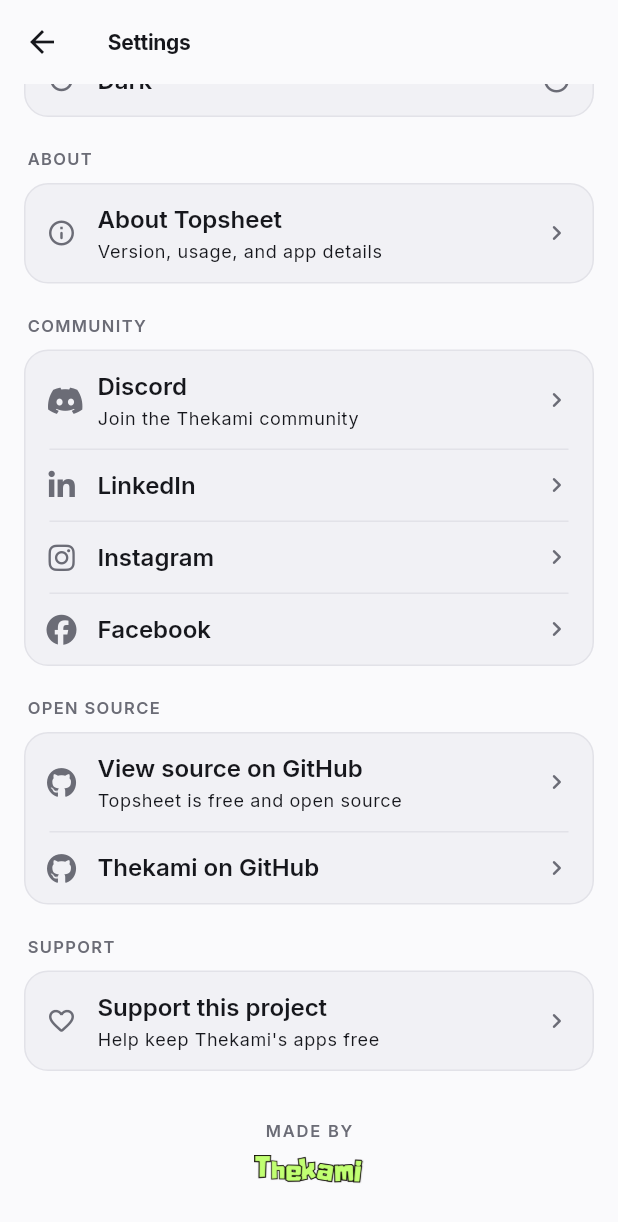
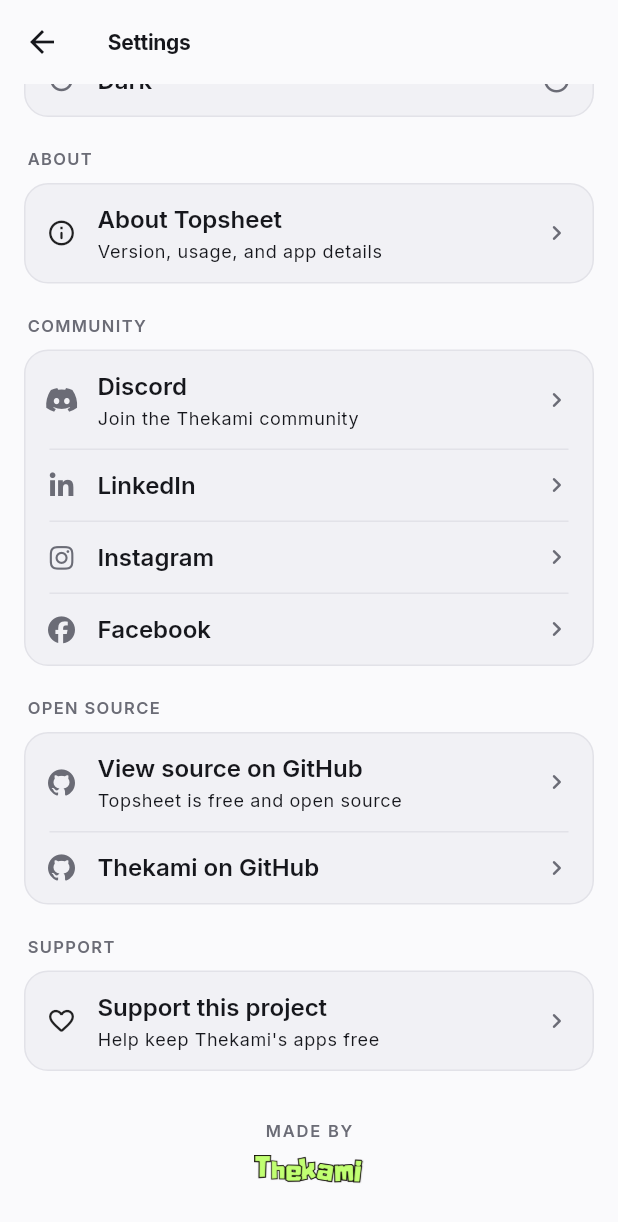
Before and after one commit to thekami-dev/topsheet, a Flutter app: the SettingsScreen screen opened directly, scrolled down 286 dp, on a phone screen of 412 x 824 dp. Shown: the top 1222 px of the screen. Run offline on Flutter 3.47's test engine with Material 3 defaults, Android fonts, the light colour scheme and no system bars; our stand-ins replace font_awesome_flutter, google_fonts, package_info_plus, pdf, printing, shared_preferences and 1 more; accounts and stored records are empty.

Commit message:
Fix font_awesome_flutter v11 breaking change; add theme switcher (system/light/dark); polish search bar

```diff
--- a/lib/screens/settings_screen.dart
+++ b/lib/screens/settings_screen.dart
@@ -11,14 +11,14 @@
  * design-system: design.md · designed-as-app
  */
 
-const _kGithubRepo = 'https://github.com/thekami-dev/topsheet';
-const _kGithubOrg = 'https://github.com/thekami-dev';
-const _kDiscord = 'https://www.thekami.tech/discord/';
-const _kLinkedIn = 'https://www.linkedin.com/company/thekamiofficial';
-const _kInstagram = 'https://www.instagram.com/thekami_official';
-const _kFacebook = 'https://www.facebook.com/thekamidev/';
-const _kSupport = 'https://www.supportkori.com/thekami';
-const _kThekamiSite = 'https://www.thekami.tech';
+const _kGithubRepo = 'https://github.com/thekami-dev/topsheet'\;
+const _kGithubOrg = 'https://github.com/thekami-dev'\;
+const _kDiscord = 'https://www.thekami.tech/discord/'\;
+const _kLinkedIn = 'https://www.linkedin.com/company/thekamiofficial'\;
+const _kInstagram = 'https://www.instagram.com/thekami_official'\;
+const _kFacebook = 'https://www.facebook.com/thekamidev/'\;
+const _kSupport = 'https://www.supportkori.com/thekami'\;
+const _kThekamiSite = 'https://www.thekami.tech'\;
 const _kThekamiLogo = 'assets/images/thekami_logo.png';
 
 class SettingsScreen extends StatefulWidget {
@@ -147,7 +147,7 @@
             title: 'General',
             children: [
               _SettingsTile(
-                icon: Icons.history_toggle_off_outlined,
+                icon: const Icon(Icons.history_toggle_off_outlined, size: 20),
                 title: 'Clear remembered values',
                 subtitle:
                     'Forgets saved teacher, student, and batch suggestions',
@@ -188,7 +188,7 @@
                         height: 1,
                         indent: 16,
                         endIndent: 16,
-                        color: Theme.of(context).colorScheme.outlineVariant,
+                        color: scheme.outlineVariant,
                       ),
                       _ThemeOptionTile(
                         label: 'Light',
@@ -200,7 +200,7 @@
                         height: 1,
                         indent: 16,
                         endIndent: 16,
-                        color: Theme.of(context).colorScheme.outlineVariant,
+                        color: scheme.outlineVariant,
                       ),
                       _ThemeOptionTile(
                         label: 'Dark',
@@ -219,7 +219,7 @@
             title: 'About',
             children: [
               _SettingsTile(
-                icon: Icons.info_outline_rounded,
+                icon: const Icon(Icons.info_outline_rounded, size: 20),
                 title: 'About Topsheet',
                 subtitle: 'Version, usage, and app details',
                 onTap: _showAbout,
@@ -231,23 +231,39 @@
             title: 'Community',
             children: [
               _SettingsTile(
-                icon: FontAwesomeIcons.discord,
+                icon: FaIcon(
+                  FontAwesomeIcons.discord,
+                  size: 18,
+                  color: scheme.onSurfaceVariant,
+                ),
                 title: 'Discord',
                 subtitle: 'Join the Thekami community',
                 onTap: () => _launch(_kDiscord),
               ),
               _SettingsTile(
-                icon: FontAwesomeIcons.linkedinIn,
+                icon: FaIcon(
+                  FontAwesomeIcons.linkedinIn,
+                  size: 18,
+                  color: scheme.onSurfaceVariant,
+                ),
                 title: 'LinkedIn',
                 onTap: () => _launch(_kLinkedIn),
               ),
               _SettingsTile(
-                icon: FontAwesomeIcons.instagram,
+                icon: FaIcon(
+                  FontAwesomeIcons.instagram,
+                  size: 18,
+                  color: scheme.onSurfaceVariant,
+                ),
                 title: 'Instagram',
                 onTap: () => _launch(_kInstagram),
               ),
               _SettingsTile(
-                icon: FontAwesomeIcons.facebook,
+                icon: FaIcon(
+                  FontAwesomeIcons.facebook,
+                  size: 18,
+                  color: scheme.onSurfaceVariant,
+                ),
                 title: 'Facebook',
                 onTap: () => _launch(_kFacebook),
               ),
@@ -258,13 +274,21 @@
             title: 'Open Source',
             children: [
               _SettingsTile(
-                icon: FontAwesomeIcons.github,
+                icon: FaIcon(
+                  FontAwesomeIcons.github,
+                  size: 18,
+                  color: scheme.onSurfaceVariant,
+                ),
                 title: 'View source on GitHub',
                 subtitle: 'Topsheet is free and open source',
                 onTap: () => _launch(_kGithubRepo),
               ),
               _SettingsTile(
-                icon: FontAwesomeIcons.github,
+                icon: FaIcon(
+                  FontAwesomeIcons.github,
+                  size: 18,
+                  color: scheme.onSurfaceVariant,
+                ),
                 title: 'Thekami on GitHub',
                 onTap: () => _launch(_kGithubOrg),
               ),
@@ -275,7 +299,7 @@
             title: 'Support',
             children: [
               _SettingsTile(
-                icon: Icons.favorite_outline_rounded,
+                icon: const Icon(Icons.favorite_outline_rounded, size: 20),
                 title: 'Support this project',
                 subtitle: 'Help keep Thekami\'s apps free',
                 onTap: () => _launch(_kSupport),
@@ -357,8 +381,10 @@
   }
 }
 
+/// icon accepts a pre-built Widget (Icon or FaIcon) so this tile works with
+/// both Material icons and Font Awesome brand icons.
 class _SettingsTile extends StatelessWidget {
-  final IconData icon;
+  final Widget icon;
   final String title;
   final String? subtitle;
   final VoidCallback onTap;
@@ -379,7 +405,7 @@
         padding: const EdgeInsets.symmetric(horizontal: 14, vertical: 12),
         child: Row(
           children: [
-            Icon(icon, size: 20, color: scheme.onSurfaceVariant),
+            SizedBox(width: 20, child: Center(child: icon)),
             const SizedBox(width: 14),
             Expanded(
               child: Column(
@@ -412,7 +438,6 @@
     );
   }
 }
-
 
 class _ThemeOptionTile extends StatelessWidget {
   final String label;
--- a/pubspec.yaml
+++ b/pubspec.yaml
@@ -44,7 +44,7 @@
   intl: ^0.20.2
   shared_preferences: ^2.5.3
   url_launcher: ^6.3.0
-  font_awesome_flutter: ^10.8.0
+  font_awesome_flutter: ^11.0.0
   package_info_plus: ^8.0.0
 
 dev_dependencies:
```
